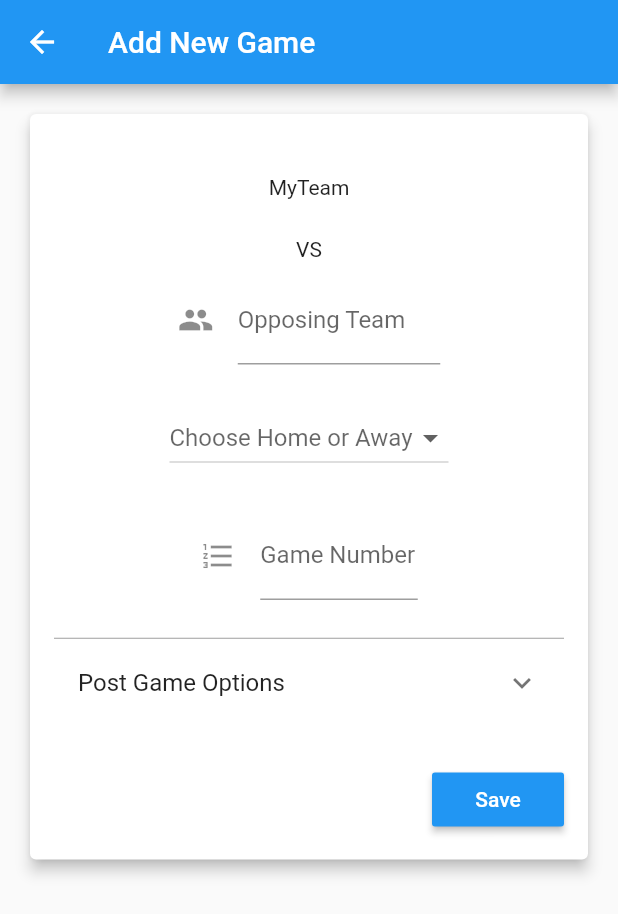
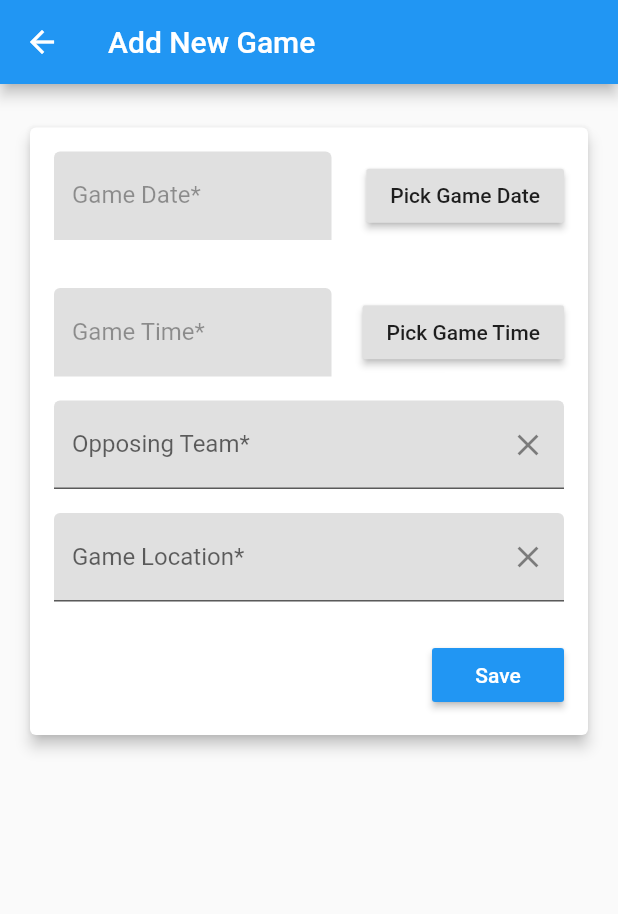
Before and after one commit to GroovinChip/MySoftballTeam, a Flutter app: the HomeScreen screen opened by its route, after a tap on the "add" icon, on a phone screen of 412 x 824 dp. Shown: the top 914 px of the screen. Run offline on Flutter 3.47's test engine with Material 2 defaults, Android fonts, the phone set to English and light mode, and no system bars; our stand-ins replace cloud_firestore, firebase_auth, shared_preferences; missing offline and left inert: flutter_list_drag_and_drop; accounts and stored records are empty.

Commit message:
Added seasonSchedule screen, redesigned AddNewGame screen

```diff
--- a/lib/screens/addNewGame.dart
+++ b/lib/screens/addNewGame.dart
@@ -12,6 +12,10 @@ class _AddNewGameState extends State<AddNewGame> {
     new DropdownMenuItem(child: new Text("Away"), value: "Away",),
   ];
 
+  TextEditingController _opposingTeamController = new TextEditingController();
+  TextEditingController _gameLocationController = new TextEditingController();
+  TextEditingController _gameDateController = new TextEditingController();
+  TextEditingController _gameTimeController = new TextEditingController();
   String _homeOrAway;
 
   void _chooseHomeOrAway(value) {
@@ -30,7 +34,7 @@ class _AddNewGameState extends State<AddNewGame> {
           mainAxisAlignment: MainAxisAlignment.center,
           children: <Widget>[
             new Padding(
-              padding: const EdgeInsets.all(16.0),
+              padding: const EdgeInsets.only(left: 16.0, right: 16.0, top: 25.0),
               child: new Card(
                 elevation: 4.0,
                 child: new Padding(
@@ -38,61 +42,143 @@ class _AddNewGameState extends State<AddNewGame> {
                   child: new Column(
                     crossAxisAlignment: CrossAxisAlignment.stretch,
                     children: <Widget>[
-                      new SizedBox(
-                        height: 25.0,
-                      ),
                       new Column(
-                        mainAxisAlignment: MainAxisAlignment.center,
                         children: <Widget>[
-                          new Text("MyTeam"),
-                          new SizedBox(
-                            height: 25.0,
+                          Padding(
+                            padding: const EdgeInsets.only(bottom: 16.0),
+                            child: new Row(
+                              mainAxisAlignment: MainAxisAlignment.spaceBetween,
+                              children: <Widget>[
+                                new SizedBox(
+                                  width: 185.0,
+                                  child: new TextField(
+                                    controller: _gameDateController,
+                                    enabled: false,
+                                    decoration: new InputDecoration(
+                                      labelText: "Game Date*",
+                                      filled: true,
+                                      fillColor: Colors.black12,
+                                    ),
+                                  ),
+                                ),
+                                new RaisedButton(
+                                  child: new Text("Pick Game Date"),
+                                  onPressed: () async {
+                                    String month;
+                                    DateTime gameDate = await showDatePicker(
+                                      context: context,
+                                      initialDate: DateTime.now(),
+                                      firstDate:
+                                        DateTime(DateTime.now().year,
+                                        DateTime.now().month, DateTime.now().day),
+                                      lastDate: DateTime(3000));
+                                    switch(gameDate.month){
+                                      case 1:
+                                        month = "January";
+                                        break;
+                                      case 2:
+                                        month = "February";
+                                        break;
+                                      case 3:
+                                        month = "March";
+                                        break;
+                                      case 4:
+                                        month = "April";
+                                        break;
+                                      case 5:
+                                        month = "May";
+                                        break;
+                                      case 6:
+                                        month = "June";
+                                        break;
+                                      case 7:
+                                        month = "July";
+                                        break;
+                                      case 8:
+                                        month = "August";
+                                        break;
+                                      case 9:
+                                        month = "September";
+                                        break;
+                                      case 10:
+                                        month = "October";
+                                        break;
+                                      case 11:
+                                        month = "November";
+                                        break;
+                                      case 12:
+                                        month = "December";
+                                        break;
+                                    }
+                                    _gameDateController.text = month + " " + gameDate.day.toString() + ", " + gameDate.year.toString();
+                                  },
+                                ),
+                              ],
+                            ),
                           ),
-                          new Text("VS"),
-                          new SizedBox(
-                            height: 10.0,
+                          Padding(
+                            padding: const EdgeInsets.only(top: 16.0),
+                            child: Row(
+                              mainAxisAlignment: MainAxisAlignment.spaceBetween,
+                              children: <Widget>[
+                                new SizedBox(
+                                  width: 185.0,
+                                  child: new TextField(
+                                    controller: _gameTimeController,
+                                    enabled: false,
+                                    decoration: new InputDecoration(
+                                      labelText: "Game Time*",
+                                      filled: true,
+                                      fillColor: Colors.black12,
+                                    ),
+                                  ),
+                                ),
+                                new RaisedButton(
+                                  child: new Text("Pick Game Time"),
+                                  onPressed: () async {
+                                    TimeOfDay gameTime = await showTimePicker(
+                                      context: context,
+                                      initialTime: TimeOfDay.now(),
+                                    );
+                                    _gameTimeController.text = gameTime.format(context);
+                                  }),
+                              ],
+                            ),
                           ),
-                          new SizedBox(
-                            width: 175.0,
+                          Padding(
+                            padding: const EdgeInsets.only(bottom: 16.0, top: 16.0),
                             child: new TextField(
+                              controller: _opposingTeamController,
                               decoration: new InputDecoration(
-                                labelText: "Opposing Team",
-                                icon: new Icon(Icons.group)
+                                labelText: "Opposing Team*",
+                                fillColor: Colors.black12,
+                                filled: true,
+                                suffixIcon: new IconButton(
+                                  icon: new Icon(Icons.clear),
+                                  onPressed: (){
+                                    _opposingTeamController.text = "";
+                                  }
+                                ),
                               ),
                             ),
                           ),
-                          new SizedBox(
-                            height: 25.0,
-                          ),
-                          new DropdownButton(
-                            items: _homeOrAwayOptions,
-                            onChanged: _chooseHomeOrAway,
-                            hint: new Text("Choose Home or Away"),
-                            value: _homeOrAway,
-                          ),
-                          new SizedBox(
-                            height: 25.0,
-                          ),
-                          new SizedBox(
-                            width: 145.0,
-                            child: new TextField(
-                              decoration: new InputDecoration(
-                                labelText: "Game Number",
-                                icon: new Icon(Icons.format_list_numbered)
-                              ),
-                                keyboardType: TextInputType.number,
+                          TextField(
+                            controller: _gameLocationController,
+                            decoration: new InputDecoration(
+                                labelText: "Game Location*",
+                                fillColor: Colors.black12,
+                                filled: true,
+                                suffixIcon: new IconButton(
+                                    icon: new Icon(Icons.clear),
+                                    onPressed: (){
+                                      _gameLocationController.text = "";
+                                    })
                             ),
-                          ),
-                          new SizedBox(
-                            height: 25.0,
-                          ),
-                          new Divider(
-                            color: Colors.grey,
-                            height: 1.0,
                           ),
                         ],
                       ),
-                      new Padding(
+                      new SizedBox(height: 25.0),
+                      /*new Padding(
                         padding: const EdgeInsets.only(bottom: 25.0),
                         child: new ExpansionTile(
                           title: new Text("Post Game Options"),
@@ -147,7 +233,7 @@ class _AddNewGameState extends State<AddNewGame> {
                             ),
                           ],
                         ),
-                      ),
+                      ),*/
                       new Row(
                         mainAxisAlignment: MainAxisAlignment.end,
                         children: <Widget>[
--- a/lib/screens/homeScreen.dart
+++ b/lib/screens/homeScreen.dart
@@ -3,6 +3,7 @@ import 'dart:async';
 import 'package:flutter/material.dart';
 import 'package:cloud_firestore/cloud_firestore.dart';
 import 'package:firebase_auth/firebase_auth.dart';
+import 'package:my_softball_team/widgets/seasonSchedule.dart';
 import 'package:my_softball_team/widgets/teamList.dart';
 import 'package:my_softball_team/widgets/statsTable.dart';
 import 'package:my_softball_team/globals.dart' as globals;
@@ -18,7 +19,7 @@ class _HomeScreenState extends State<HomeScreen> {
   // List of bottom navigation bar items
   List<BottomNavigationBarItem> _bottomNavigationBarItems = [
     new BottomNavigationBarItem(
-        icon: new Icon(Icons.gamepad), title: new Text("Games")),
+        icon: new Icon(Icons.today), title: new Text("Schedule")),
     new BottomNavigationBarItem(
         icon: new Icon(Icons.group), title: new Text("Team")),
     new BottomNavigationBarItem(
@@ -107,9 +108,10 @@ class _HomeScreenState extends State<HomeScreen> {
       ),
       body: new PageView(
         children: <Widget>[
-          new Center(
+          /*new Center(
             child: new Text("Softball Games will go here"),
-          ),
+          ),*/
+          new SeasonSchedule(),
           new TeamList(),
           new StatsTable()
         ],
--- a/lib/screens/login.dart
+++ b/lib/screens/login.dart
@@ -8,6 +8,7 @@ import 'package:firebase_auth/firebase_auth.dart'
     show FirebaseAuth, FirebaseUser;
 import 'package:cloud_firestore/cloud_firestore.dart';
 import 'package:my_softball_team/globals.dart' as globals;
+import 'package:my_softball_team/widgets/seasonSchedule.dart';
 import 'package:shared_preferences/shared_preferences.dart';
 
 class LoginScreen extends StatelessWidget {
@@ -26,6 +27,7 @@ class LoginScreen extends StatelessWidget {
         '/Signup': (BuildContext context) => new Signup(),
         '/AddNewGame': (BuildContext context) => new AddNewGame(),
         '/AddNewPlayer': (BuildContext context) => new AddNewPlayer(),
+        '/SeasonSchedule': (BuildContext context) => new SeasonSchedule()
       },
     );
   }
--- /dev/null
+++ b/lib/widgets/seasonSchedule.dart
@@ -0,0 +1,18 @@
+import 'package:flutter/material.dart';
+import 'package:cloud_firestore/cloud_firestore.dart' ;
+import 'package:my_softball_team/globals.dart' as globals;
+import 'package:my_softball_team/widgets/editStatsModal.dart';
+
+class SeasonSchedule extends StatefulWidget {
+  @override
+  _SeasonScheduleState createState() => _SeasonScheduleState();
+}
+
+class _SeasonScheduleState extends State<SeasonSchedule> {
+  @override
+  Widget build(BuildContext context) {
+    return Center(
+      child: Text("Schedule"),
+    );
+  }
+}
--- a/lib/widgets/statsTable.dart
+++ b/lib/widgets/statsTable.dart
@@ -46,8 +46,8 @@ class _StatsTableState extends State<StatsTable> {
                 print(sortDirection);
                 sortAscending = sortDirection;
                 print("Column " + columnIndex.toString() + " tapped");
-                }
-              )
+              },
+              ),
             );
           }
 
@@ -89,7 +89,11 @@ class _StatsTableState extends State<StatsTable> {
             );
           }
 
-          return ListView(
+          return Padding(
+            padding: const EdgeInsets.all(8.0),
+            child: Card(
+              elevation: 4.0,
+              child: ListView(
                 scrollDirection: Axis.horizontal,
                 children: <Widget>[
                   SingleChildScrollView(
@@ -102,6 +106,8 @@ class _StatsTableState extends State<StatsTable> {
                     ),
                   ),
                 ],
+              ),
+            ),
           );
         } else {
           return new Center(
```
Lines whose indentation alone changed are shown as unchanged.
